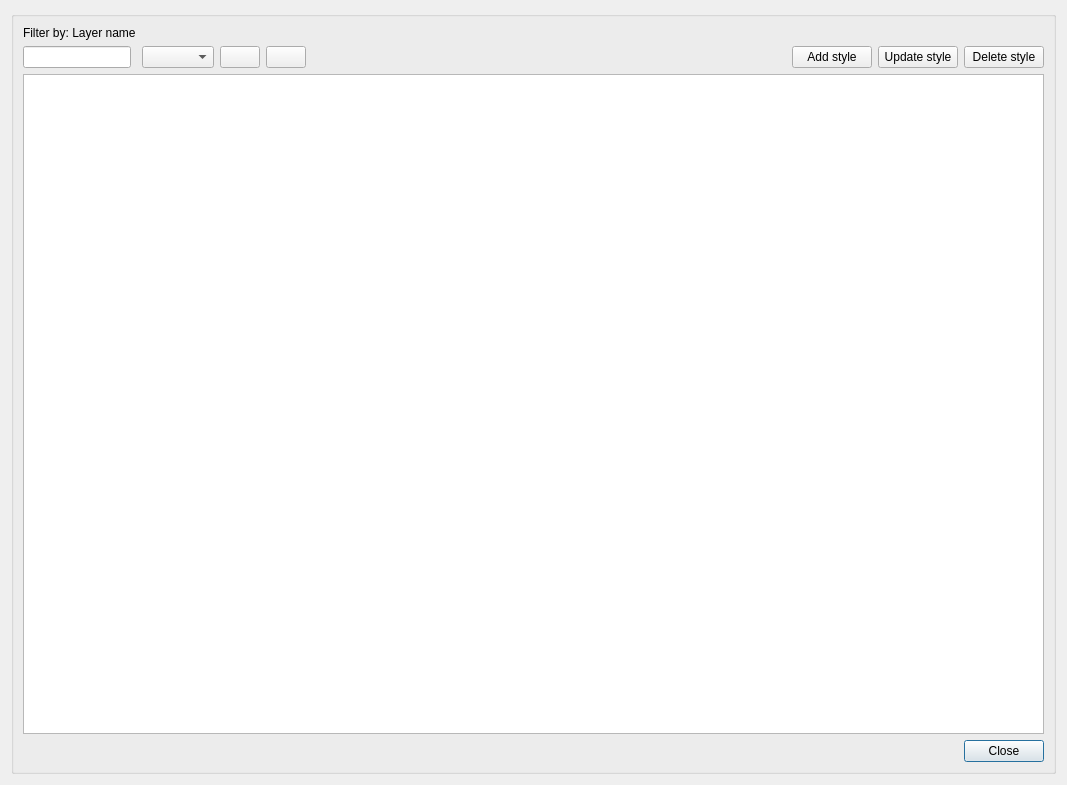
Qt form core/ui/toolbars/utilities/style_manager.ui (Giswater/giswater_qgis_plugin) before a commit.
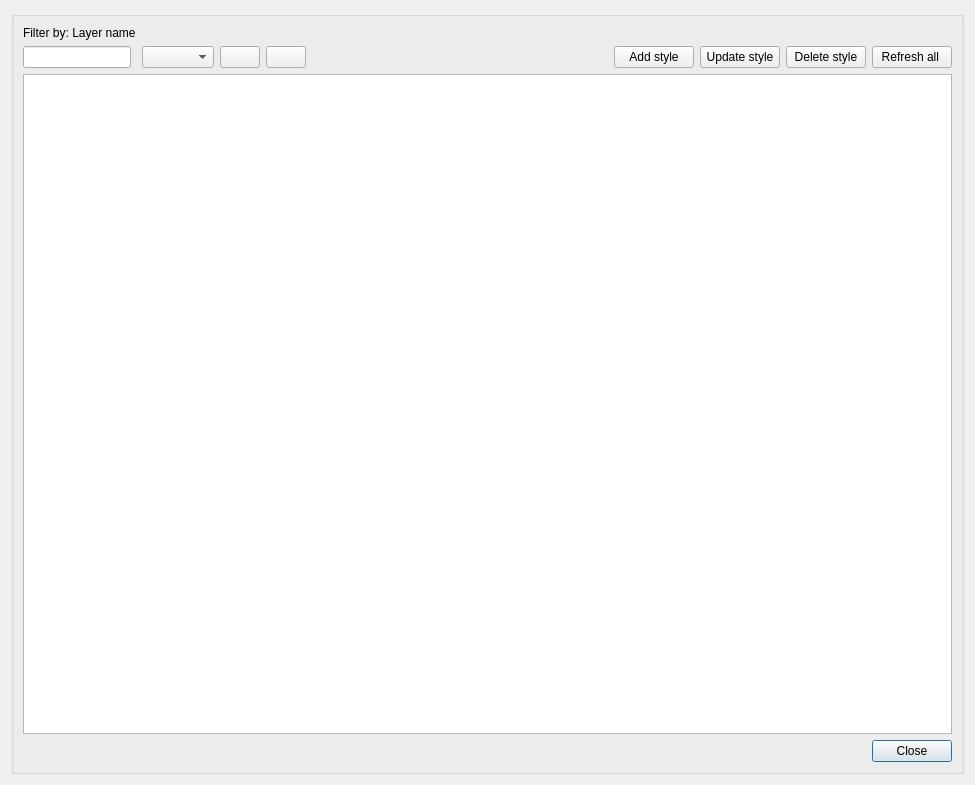
The same form after that commit.

Commit message: feat(style_manager): add logic to btn_refresh_all, add_style and update

```diff
--- a/core/ui/toolbars/utilities/style_manager.ui
+++ b/core/ui/toolbars/utilities/style_manager.ui
@@ -6,7 +6,7 @@
    <rect>
     <x>0</x>
     <y>0</y>
-    <width>1067</width>
+    <width>975</width>
     <height>785</height>
    </rect>
   </property>
@@ -20,46 +20,24 @@
       <string/>
      </property>
      <layout class="QGridLayout" name="verticalLayout_3">
-      <item row="3" column="9">
+      <item row="3" column="11">
        <widget class="QPushButton" name="btn_cancel">
         <property name="text">
          <string>Close</string>
         </property>
        </widget>
       </item>
-      <item row="1" column="9">
-       <widget class="QPushButton" name="btn_deleteStyle">
-        <property name="sizePolicy">
-         <sizepolicy hsizetype="Fixed" vsizetype="Fixed">
-          <horstretch>0</horstretch>
-          <verstretch>0</verstretch>
-         </sizepolicy>
+      <item row="2" column="0" colspan="12">
+       <widget class="QTableView" name="tbl_style">
+        <property name="sortingEnabled">
+         <bool>true</bool>
         </property>
-        <property name="text">
-         <string>Delete style</string>
-        </property>
        </widget>
       </item>
-      <item row="1" column="2">
-       <widget class="QPushButton" name="btn_addGroup">
-        <property name="sizePolicy">
-         <sizepolicy hsizetype="Fixed" vsizetype="Fixed">
-          <horstretch>0</horstretch>
-          <verstretch>0</verstretch>
-         </sizepolicy>
-        </property>
+      <item row="0" column="0">
+       <widget class="QLabel" name="lbl_filter_name">
         <property name="text">
-         <string/>
-        </property>
-       </widget>
-      </item>
-      <item row="1" column="1">
-       <widget class="QComboBox" name="stylegroup">
-        <property name="sizePolicy">
-         <sizepolicy hsizetype="Fixed" vsizetype="Fixed">
-          <horstretch>0</horstretch>
-          <verstretch>0</verstretch>
-         </sizepolicy>
+         <string>Filter by: Layer name</string>
         </property>
        </widget>
       </item>
@@ -76,19 +54,6 @@
         </property>
        </widget>
       </item>
-      <item row="3" column="0" colspan="6">
-       <spacer name="horizontalSpacer">
-        <property name="orientation">
-         <enum>Qt::Horizontal</enum>
-        </property>
-        <property name="sizeHint" stdset="0">
-         <size>
-          <width>40</width>
-          <height>20</height>
-         </size>
-        </property>
-       </spacer>
-      </item>
       <item row="1" column="0">
        <widget class="QLineEdit" name="style_name">
         <property name="sizePolicy">
@@ -102,35 +67,44 @@
         </property>
        </widget>
       </item>
-      <item row="0" column="0">
-       <widget class="QLabel" name="lbl_filter_name">
+      <item row="1" column="2">
+       <widget class="QPushButton" name="btn_addGroup">
+        <property name="sizePolicy">
+         <sizepolicy hsizetype="Fixed" vsizetype="Fixed">
+          <horstretch>0</horstretch>
+          <verstretch>0</verstretch>
+         </sizepolicy>
+        </property>
         <property name="text">
-         <string>Filter by: Layer name</string>
+         <string/>
         </property>
        </widget>
       </item>
-      <item row="1" column="4" colspan="3">
-       <spacer name="horizontalSpacer_2">
-        <property name="orientation">
-         <enum>Qt::Horizontal</enum>
+      <item row="1" column="1">
+       <widget class="QComboBox" name="stylegroup">
+        <property name="sizePolicy">
+         <sizepolicy hsizetype="Fixed" vsizetype="Fixed">
+          <horstretch>0</horstretch>
+          <verstretch>0</verstretch>
+         </sizepolicy>
         </property>
-        <property name="sizeHint" stdset="0">
-         <size>
-          <width>80</width>
-          <height>20</height>
-         </size>
-        </property>
-       </spacer>
+       </widget>
       </item>
-      <item row="2" column="0" colspan="10">
-       <widget class="QTableView" name="tbl_style">
-        <property name="sortingEnabled">
-         <bool>true</bool>
+      <item row="1" column="11">
+       <widget class="QPushButton" name="btn_refreshAll">
+        <property name="sizePolicy">
+         <sizepolicy hsizetype="Fixed" vsizetype="Fixed">
+          <horstretch>0</horstretch>
+          <verstretch>0</verstretch>
+         </sizepolicy>
         </property>
+        <property name="text">
+         <string>Refresh all </string>
+        </property>
        </widget>
       </item>
-      <item row="1" column="7">
-       <widget class="QPushButton" name="btn_addStyle">
+      <item row="1" column="10">
+       <widget class="QPushButton" name="btn_deleteStyle">
         <property name="sizePolicy">
          <sizepolicy hsizetype="Fixed" vsizetype="Fixed">
           <horstretch>0</horstretch>
@@ -138,11 +112,11 @@
          </sizepolicy>
         </property>
         <property name="text">
-         <string>Add style</string>
+         <string>Delete style</string>
         </property>
        </widget>
       </item>
-      <item row="1" column="8">
+      <item row="1" column="9">
        <widget class="QPushButton" name="btn_updateStyle">
         <property name="sizePolicy">
          <sizepolicy hsizetype="Fixed" vsizetype="Fixed">
@@ -155,6 +129,45 @@
         </property>
        </widget>
       </item>
+      <item row="1" column="8">
+       <widget class="QPushButton" name="btn_addStyle">
+        <property name="sizePolicy">
+         <sizepolicy hsizetype="Fixed" vsizetype="Fixed">
+          <horstretch>0</horstretch>
+          <verstretch>0</verstretch>
+         </sizepolicy>
+        </property>
+        <property name="text">
+         <string>Add style</string>
+        </property>
+       </widget>
+      </item>
+      <item row="1" column="4" colspan="4">
+       <spacer name="horizontalSpacer_2">
+        <property name="orientation">
+         <enum>Qt::Horizontal</enum>
+        </property>
+        <property name="sizeHint" stdset="0">
+         <size>
+          <width>80</width>
+          <height>20</height>
+         </size>
+        </property>
+       </spacer>
+      </item>
+      <item row="3" column="0" colspan="11">
+       <spacer name="horizontalSpacer">
+        <property name="orientation">
+         <enum>Qt::Horizontal</enum>
+        </property>
+        <property name="sizeHint" stdset="0">
+         <size>
+          <width>40</width>
+          <height>20</height>
+         </size>
+        </property>
+       </spacer>
+      </item>
      </layout>
     </widget>
    </item>
```
The commit also changes 2 other files.
